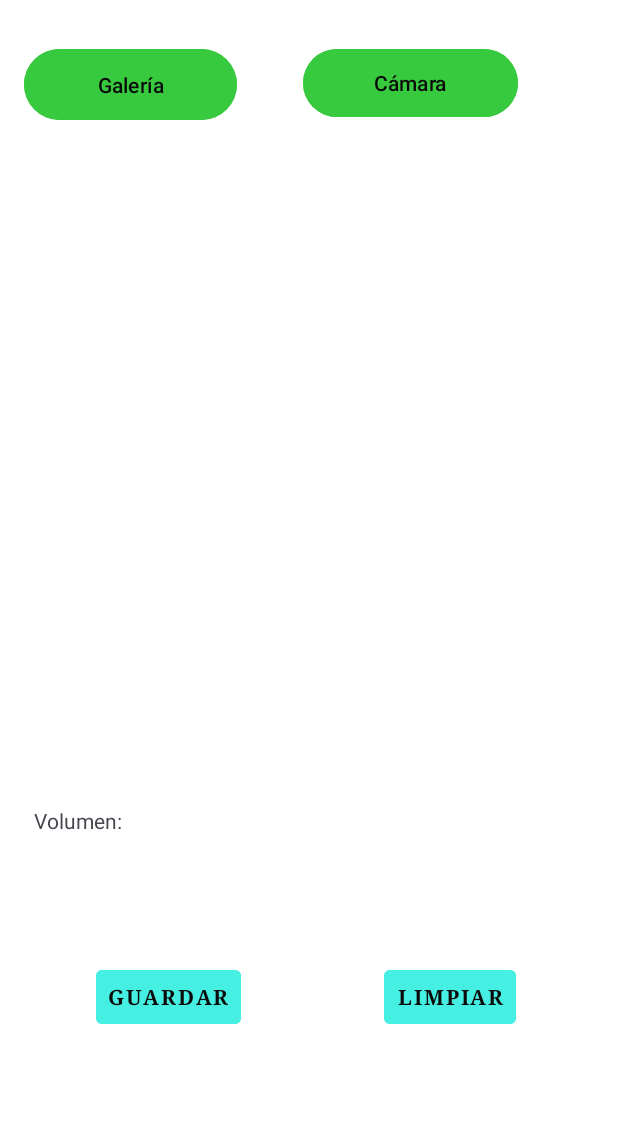
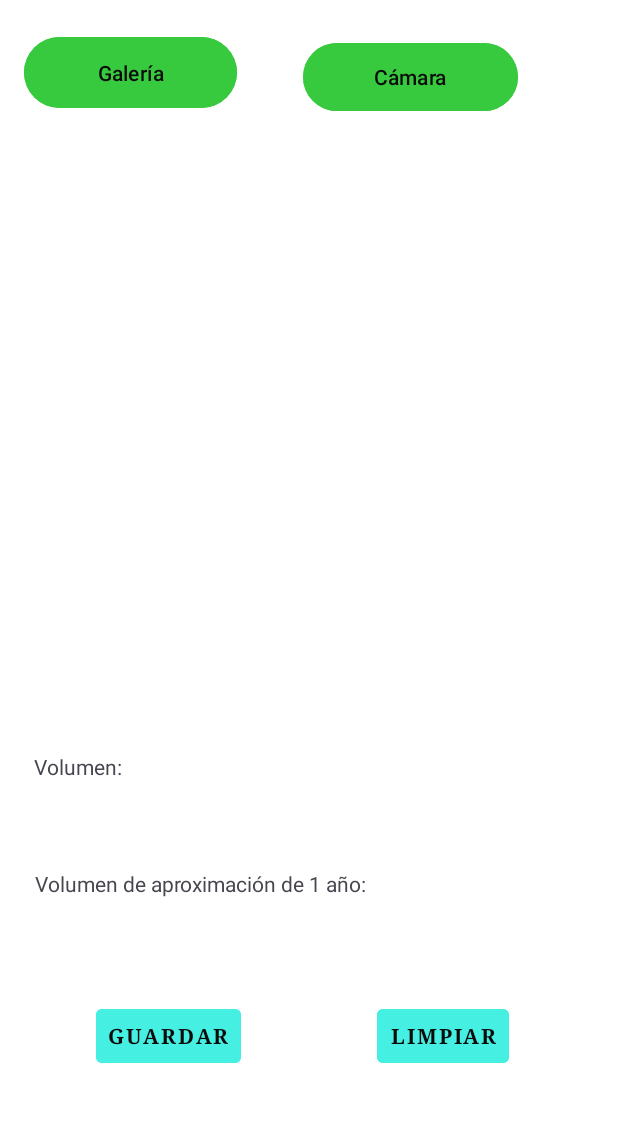
Before and after one commit to DeiverGamboa04/Teak_Volumetric_Calculation, an Android app: the screen it shows after launch (MainActivity), on a phone screen of 412 x 824 dp, the part 101-1223 px from its top. Run offline under Robolectric (Android 15) with nearby library versions, the phone set to English and light mode, and no system bars; libraries missing offline, so code that uses them is left out: com.google.mlkit.vision, org.tensorflow.lite.

Commit message:
Modelo 1

```diff
--- a/app/src/main/res/layout/activity_main.xml
+++ b/app/src/main/res/layout/activity_main.xml
@@ -21,7 +21,7 @@
             android:layout_width="142dp"
             android:layout_height="55dp"
             android:layout_marginStart="16dp"
-            android:layout_marginTop="96dp"
+            android:layout_marginTop="88dp"
             android:backgroundTint="#38CA3E"
             android:onClick="abrirGaleria"
             android:text="Galería"
@@ -34,7 +34,7 @@
             android:layout_width="143dp"
             android:layout_height="53dp"
             android:layout_marginStart="44dp"
-            android:layout_marginTop="96dp"
+            android:layout_marginTop="92dp"
             android:backgroundTint="#38CA3E"
             android:onClick="abrirCamera"
             android:text="Cámara"
@@ -48,7 +48,7 @@
             android:id="@+id/image_view"
             android:layout_width="381dp"
             android:layout_height="385dp"
-            android:layout_marginTop="44dp"
+            android:layout_marginTop="16dp"
             app:layout_constraintEnd_toEndOf="parent"
             app:layout_constraintStart_toStartOf="parent"
             app:layout_constraintTop_toBottomOf="@+id/btGallery" />
@@ -84,7 +84,7 @@
             app:layout_constraintHorizontal_bias="0.203"
             app:layout_constraintStart_toStartOf="parent"
             app:layout_constraintTop_toBottomOf="@+id/txtresults"
-            app:layout_constraintVertical_bias="0.441" />
+            app:layout_constraintVertical_bias="0.734" />
 
         <Button
             android:id="@+id/btLimpiar"
@@ -100,10 +100,26 @@
             android:typeface="serif"
             app:layout_constraintBottom_toBottomOf="parent"
             app:layout_constraintEnd_toEndOf="parent"
-            app:layout_constraintHorizontal_bias="0.582"
+            app:layout_constraintHorizontal_bias="0.554"
             app:layout_constraintStart_toEndOf="@+id/btGuar"
             app:layout_constraintTop_toBottomOf="@+id/txtresults"
-            app:layout_constraintVertical_bias="0.441" />
+            app:layout_constraintVertical_bias="0.734" />
+
+        <TextView
+            android:id="@+id/textvolumenapro"
+            android:layout_width="368dp"
+            android:layout_height="49dp"
+            android:layout_marginStart="10dp"
+            android:layout_marginTop="10dp"
+            android:layout_marginBottom="20dp"
+            android:inputType="numberDecimal"
+            android:scrollbars="vertical"
+            android:text="Volumen de aproximación de 1 año:"
+            app:layout_constraintBottom_toTopOf="@+id/btLimpiar"
+            app:layout_constraintEnd_toEndOf="parent"
+            app:layout_constraintHorizontal_bias="0.4"
+            app:layout_constraintStart_toStartOf="parent"
+            app:layout_constraintTop_toBottomOf="@+id/txtresults" />
 
 
     </androidx.constraintlayout.widget.ConstraintLayout>
```
Also changed, not shown: app/src/main/java/com/example/teakvolumetriccalculation/MainActivity.java (+22 -10 lines), 2 other files.
